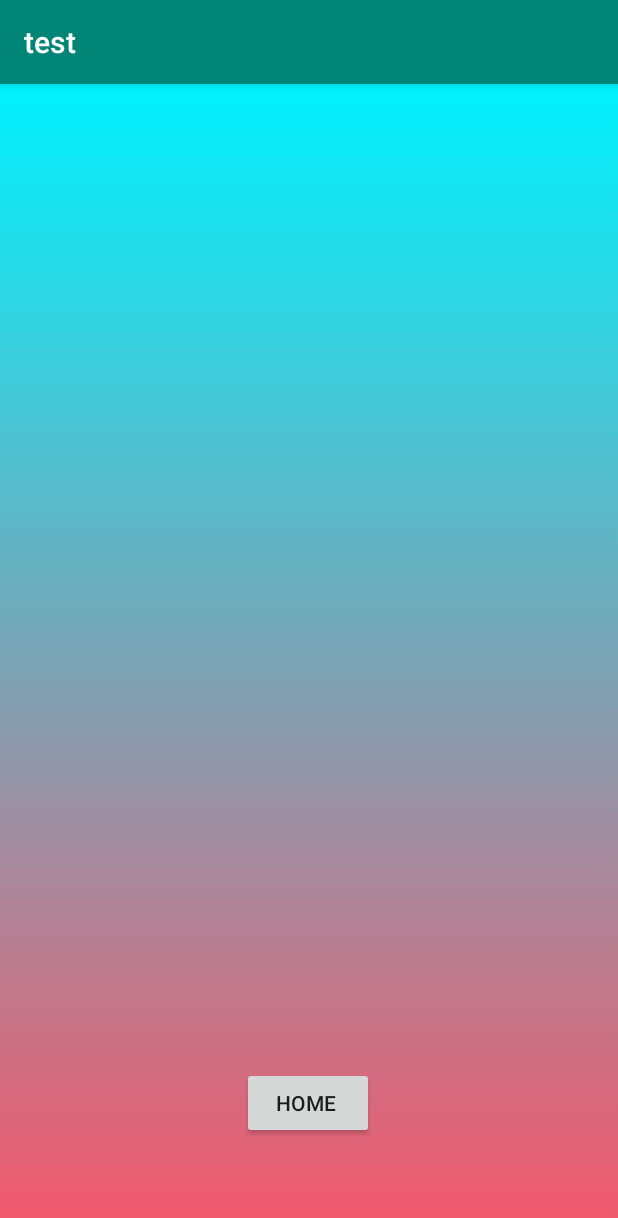
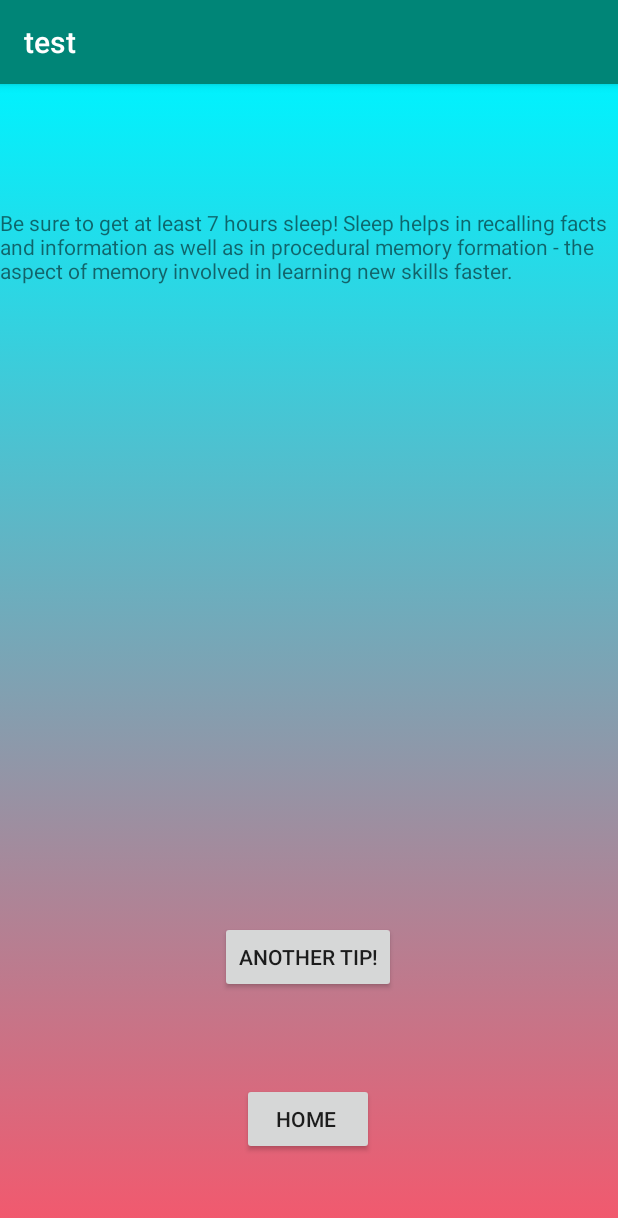
Before and after one commit to seanOgradyMemoryProject/seanOgradyMemoryProject, an Android app: the Tips screen opened directly, with no data from a screen before it, on a phone screen of 412 x 824 dp. Shown: the top 1218 px of the screen. Run offline under Robolectric (Android 15) with nearby library versions, the phone set to English and light mode, and no system bars.

Commit message:
added random tips section

```diff
--- a/app/src/main/java/com/example/test/Tips.java
+++ b/app/src/main/java/com/example/test/Tips.java
@@ -5,9 +5,15 @@ import android.content.Intent;
 import android.os.Bundle;
 import android.view.View;
 import android.widget.Button;
+import android.widget.TextView;
+
+import java.util.Random;
 
 public class Tips extends AppCompatActivity {
     private Button Home;
+    TextView TextView;
+
+
 
     @Override
     protected void onCreate(Bundle savedInstanceState) {
@@ -21,7 +27,28 @@ public class Tips extends AppCompatActivity {
                 openHomePage();
             }
         });
+        TextView = (TextView) findViewById(R.id.textView13);
+        String tipsy[] = getBaseContext().getResources().getStringArray(R.array.tipsy);
+        int randomIndex = new Random().nextInt(tipsy.length);
+        String randomTip = tipsy[randomIndex];
+        TextView.setText(randomTip);
     }
+
+
+    //HALP PLZZ
+
+    //String[] strs = new String[] {"tip1", "tip2", "tip3"};
+    // TextView.setText(strs);
+
+   // @Override
+   // public void onClick(View v) {
+    //    String tipsy[] = getBaseContext().getResources().getStringArray(R.array.tipsy);
+    //   TextView = (TextView) findViewById(R.id.textView13);
+     //   int randomIndex = new Random().nextInt(tipsy.length);
+      //  String randomTip = tipsy[randomIndex];
+      //  mytextView.setText(randomTip);
+  //  }
+
 
     public void openHomePage(){
         Intent intent = new Intent(Tips.this, Home.class);
--- a/app/src/main/res/layout/activity_memory_strategies.xml
+++ b/app/src/main/res/layout/activity_memory_strategies.xml
@@ -24,7 +24,7 @@
         android:text="@string/next"
         app:layout_constraintBottom_toBottomOf="parent"
         app:layout_constraintEnd_toEndOf="parent"
+        app:layout_constraintHorizontal_bias="0.5"
         app:layout_constraintStart_toStartOf="parent"
-        app:layout_constraintTop_toTopOf="parent"
-        app:layout_constraintVertical_bias="0.951" />
+        app:layout_constraintTop_toTopOf="parent" />
 </androidx.constraintlayout.widget.ConstraintLayout>
--- a/app/src/main/res/layout/activity_tips.xml
+++ b/app/src/main/res/layout/activity_tips.xml
@@ -11,11 +11,32 @@
         android:id="@+id/button18"
         android:layout_width="wrap_content"
         android:layout_height="wrap_content"
+        android:layout_marginTop="60dp"
         android:text="Home "
-        app:layout_constraintBottom_toBottomOf="parent"
         app:layout_constraintEnd_toEndOf="parent"
         app:layout_constraintHorizontal_bias="0.498"
         app:layout_constraintStart_toStartOf="parent"
+        app:layout_constraintTop_toBottomOf="@+id/button27" />
+
+    <TextView
+        android:id="@+id/textView13"
+        android:layout_width="wrap_content"
+        android:layout_height="wrap_content"
+        android:text="TextView"
+        app:layout_constraintBottom_toBottomOf="parent"
+        app:layout_constraintEnd_toEndOf="parent"
+        app:layout_constraintStart_toStartOf="parent"
         app:layout_constraintTop_toTopOf="parent"
-        app:layout_constraintVertical_bias="0.91" />
+        app:layout_constraintVertical_bias="0.115" />
+
+    <Button
+        android:id="@+id/button27"
+        android:layout_width="wrap_content"
+        android:layout_height="wrap_content"
+        android:layout_marginTop="424dp"
+        android:text="Another tip!"
+        app:layout_constraintEnd_toEndOf="parent"
+        app:layout_constraintHorizontal_bias="0.498"
+        app:layout_constraintStart_toStartOf="parent"
+        app:layout_constraintTop_toBottomOf="@+id/textView13" />
 </androidx.constraintlayout.widget.ConstraintLayout>
--- a/app/src/main/res/values/strings.xml
+++ b/app/src/main/res/values/strings.xml
@@ -8,4 +8,22 @@
     <string name="muscle_memory">Muscle Memory</string>
 
     <string name="go_back">Go Back</string>
+
+
+    <string name="tip1">Get a large wall calendar and hang it up in a prominent place at home. Get in a routine of adding appointments, birthdays etc.. on a daily basis!</string>
+    <string name="tip2">Be sure to get at least 7 hours sleep! Sleep helps in recalling facts and information as well as in procedural memory formation - the aspect of memory involved in learning new skills faster.</string>
+    <string name="tip3">Have a card in your work area with a simple message on it like "Focus on what to do!" This can help you to avoid drifting off </string>
+    <string name="tip4">If you feel that you are being overloaded - especially in a conversation with someone, ask the person to slow down with the information or repeat what they have said.</string>
+    <string name="tip5">Work at your best time - work at the time of day when you are most alert and focused (For most people, this is the morning!)</string>
+
+    <string-array name="tipsy">
+        <item>Get a large wall calendar and hang it up in a prominent place at home. Get in a routine of adding appointments, birthdays etc.. on a daily basis!</item>
+        <item>Be sure to get at least 7 hours sleep! Sleep helps in recalling facts and information as well as in procedural memory formation - the aspect of memory involved in learning new skills faster.</item>
+        <item>Have a card in your work area with a simple message on it like "Focus on what to do!" This can help you to avoid drifting off</item>
+        <item>If you feel that you are being overloaded - especially in a conversation with someone, ask the person to slow down with the information or repeat what they have said.</item>
+        <item>Work at your best time - work at the time of day when you are most alert and focused (For most people, this is the morning!)</item>
+
+    </string-array>
+
+
 </resources>
```
Also changed, not shown: app/src/main/java/com/example/test/Home.java (+1 -1 lines), app/src/main/java/com/example/test/memoryStrategies.java (+1 -1 lines), app/src/main/java/com/example/test/memoryStrategies2.java (+1 -1 lines), app/src/main/res/layout/activity_learning.xml (+5 -2 lines).
